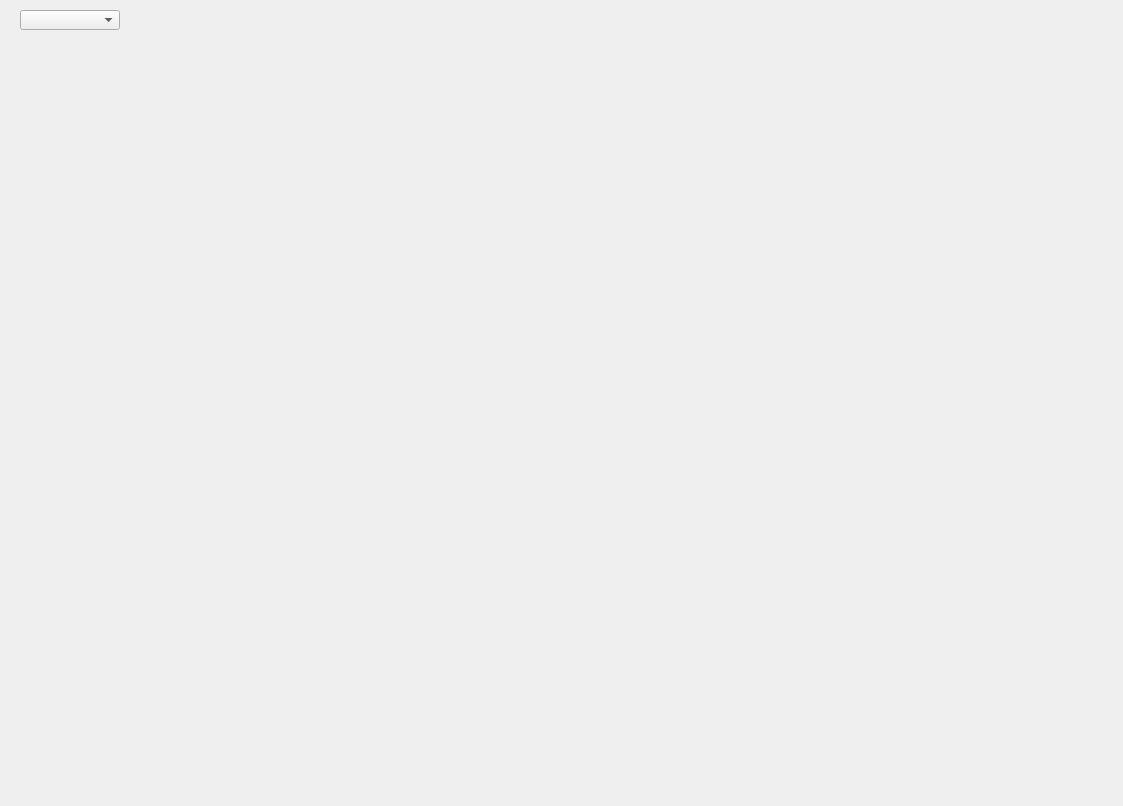
lishengze/QT-study, file chartform.ui: the form before one commit.
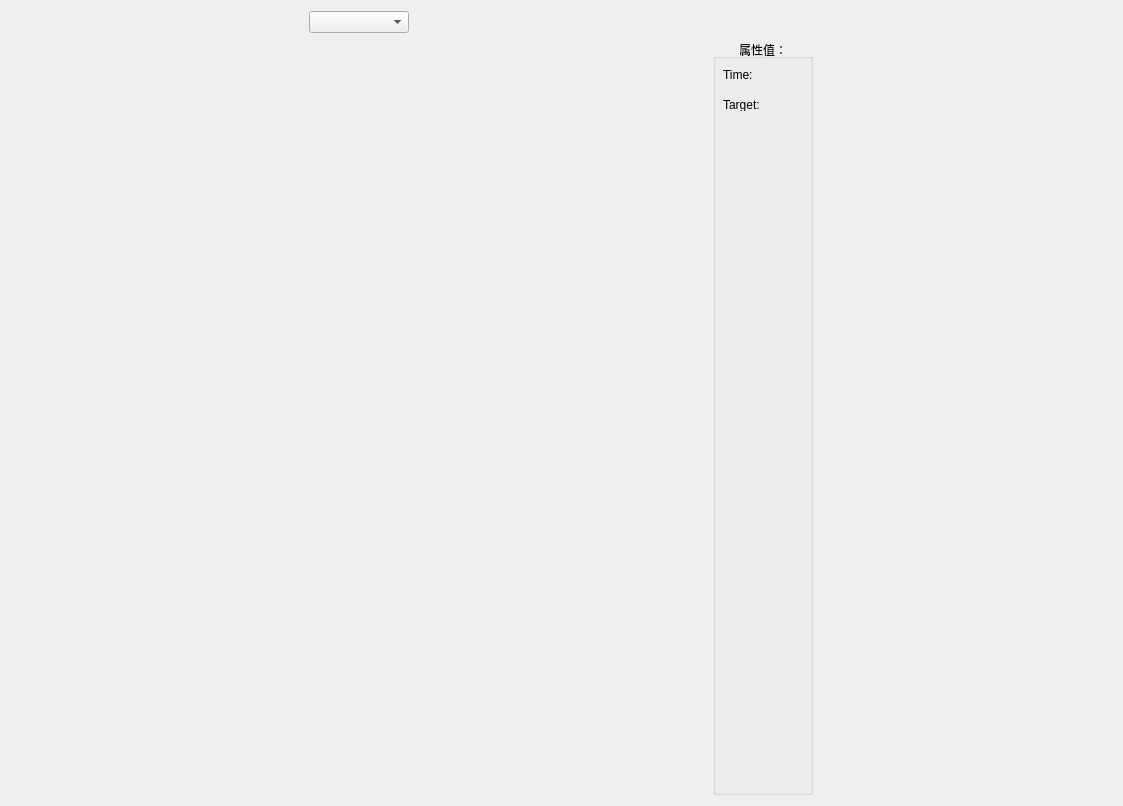
The form after the commit.

Diff of the .ui file:
```diff
--- a/chartform.ui
+++ b/chartform.ui
@@ -19,30 +19,79 @@
   <property name="windowTitle">
    <string>Form</string>
   </property>
-  <widget class="QWidget" name="gridLayoutWidget">
+  <layout class="QGridLayout" name="gridLayout_2">
+   <item row="2" column="1">
+    <widget class="QGroupBox" name="groupBox">
+     <property name="minimumSize">
+      <size>
+       <width>100</width>
+       <height>400</height>
+      </size>
+     </property>
+     <property name="maximumSize">
+      <size>
+       <width>100</width>
+       <height>4000</height>
+      </size>
+     </property>
+     <property name="mouseTracking">
+      <bool>false</bool>
+     </property>
+     <property name="title">
+      <string>属性值：</string>
+     </property>
+     <property name="alignment">
+      <set>Qt::AlignCenter</set>
+     </property>
+     <property name="flat">
+      <bool>true</bool>
+     </property>
+     <property name="checkable">
+      <bool>false</bool>
+     </property>
+     <widget class="QLabel" name="TimeLabel">
    <property name="geometry">
     <rect>
-     <x>9</x>
-     <y>40</y>
-     <width>1101</width>
-     <height>761</height>
-    </rect>
-   </property>
+        <x>10</x>
+        <y>30</y>
+        <width>54</width>
+        <height>12</height>
+       </rect>
+      </property>
+      <property name="text">
+       <string>Time:</string>
+      </property>
+     </widget>
+     <widget class="QLabel" name="TargetLabel">
+      <property name="geometry">
+       <rect>
+        <x>10</x>
+        <y>60</y>
+        <width>54</width>
+        <height>12</height>
+       </rect>
+      </property>
+      <property name="text">
+       <string>Target:</string>
+      </property>
+     </widget>
+    </widget>
+   </item>
+   <item row="2" column="0">
    <layout class="QGridLayout" name="gridLayout">
     <property name="topMargin">
-     <number>20</number>
-    </property>
-   </layout>
-  </widget>
+      <number>0</number>
+     </property>
+     <property name="rightMargin">
+      <number>5</number>
+     </property>
+     <property name="spacing">
+      <number>10</number>
+     </property>
+    </layout>
+   </item>
+   <item row="1" column="0">
   <widget class="QComboBox" name="themeComboBox">
-   <property name="geometry">
-    <rect>
-     <x>20</x>
-     <y>10</y>
-     <width>100</width>
-     <height>20</height>
-    </rect>
-   </property>
    <property name="minimumSize">
     <size>
      <width>100</width>
@@ -56,6 +105,8 @@
     </size>
    </property>
   </widget>
+   </item>
+  </layout>
  </widget>
  <resources/>
  <connections/>
```
Lines whose indentation alone changed are shown as unchanged.
